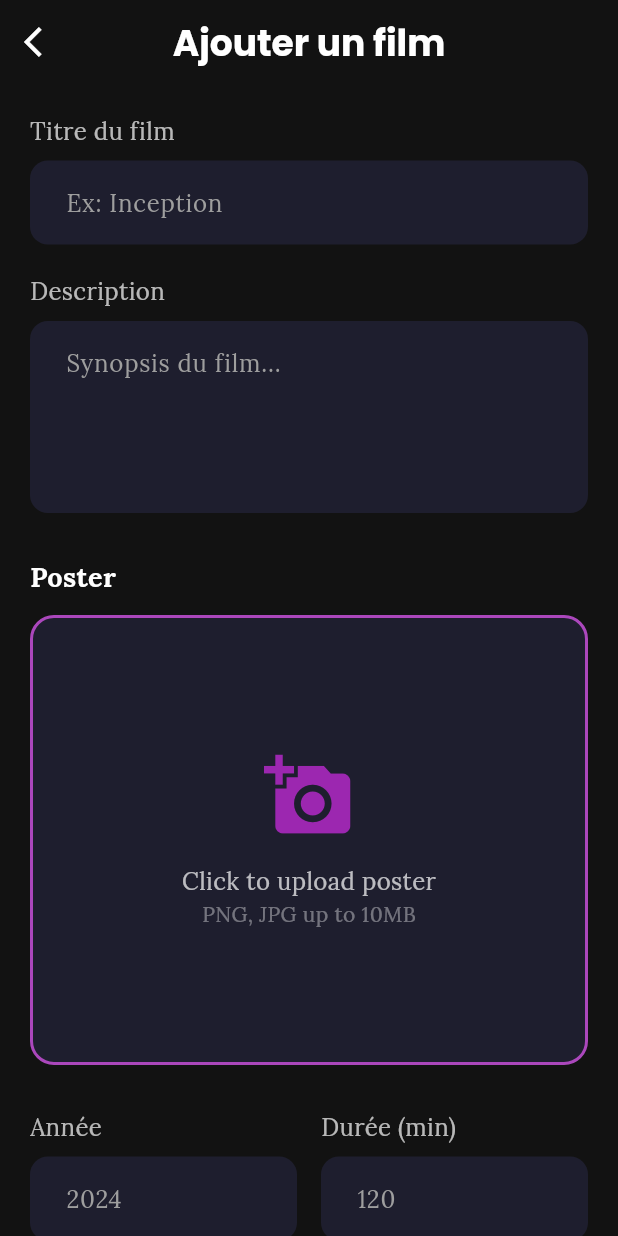
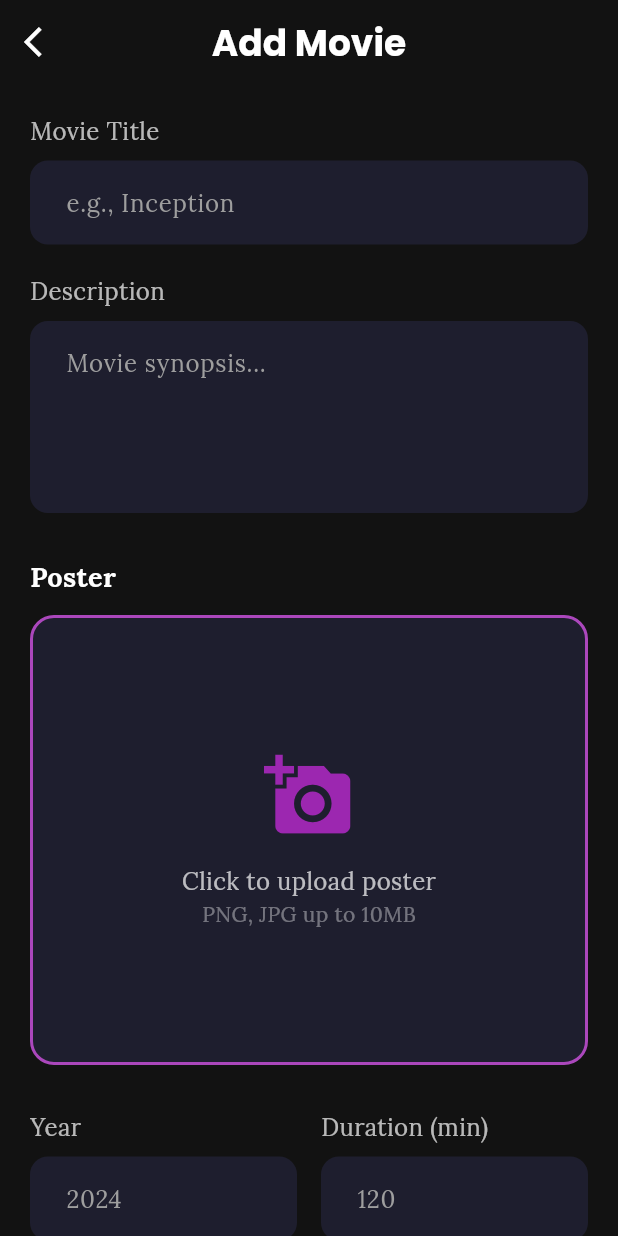
Before and after one commit to ChaymaSebri/movies_app, a Flutter app: the AddMovieScreen screen opened directly, on a phone screen of 412 x 824 dp. Run offline on Flutter 3.47's test engine with Material 3 defaults, Android fonts, the phone set to English and light mode, and no system bars; our stand-ins replace cached_network_image, cloud_firestore, email_validator, firebase_auth, firebase_core, flutter_dotenv and 2 more; missing offline and left inert: cloudinary_public; accounts and stored records are empty.

Commit message:
add movie screen

```diff
--- a/lib/config/app_router.dart
+++ b/lib/config/app_router.dart
@@ -7,12 +7,12 @@ import 'package:movies_app/screens/auth/profile_screen.dart';
 import 'package:movies_app/screens/auth/edit_profile_screen.dart';
 import 'package:movies_app/screens/auth/reset_password_screen.dart';
 
-
 import 'package:movies_app/screens/movies/movies_list_screen.dart';
 import 'package:movies_app/screens/movies/movie_detail_screen.dart';
 import 'package:movies_app/screens/movies/favorites_screen.dart';
 
 import 'package:movies_app/screens/admin+matching/admin_dashboard_screen.dart';
+import 'package:movies_app/screens/admin/add_movie_screen.dart';
 import 'package:movies_app/screens/admin+matching/matching_screen.dart';
 import 'package:movies_app/screens/admin+matching/match_detail_screen.dart';
 
@@ -30,6 +30,7 @@ class AppRouter {
       AppRoutes.favorites: (context) => const FavoritesScreen(),
 
       AppRoutes.adminDashboard: (context) => const AdminDashboardScreen(),
+      AppRoutes.addMovie: (context) => const AddMovieScreen(),
 
       AppRoutes.matching: (context) => const MatchingPage(),
       AppRoutes.matchDetail: (context) {
--- a/lib/constants/app_routes.dart
+++ b/lib/constants/app_routes.dart
@@ -13,6 +13,7 @@ class AppRoutes {
 
   // Admin
   static const String adminDashboard = '/admin-dashboard';
+  static const String addMovie = '/add-movie';
 
   // Matching
   static const String matching = '/matching';
--- a/lib/screens/admin/add_movie_screen.dart
+++ b/lib/screens/admin/add_movie_screen.dart
@@ -9,7 +9,8 @@ import '../../models/movie_model.dart';
 
 class AddMovieScreen extends StatefulWidget {
   const AddMovieScreen({Key? key}) : super(key: key);
-  @override State<AddMovieScreen> createState() => _AddMovieScreenState();
+  @override
+  State<AddMovieScreen> createState() => _AddMovieScreenState();
 }
 
 class _AddMovieScreenState extends State<AddMovieScreen> {
@@ -28,15 +29,42 @@ class _AddMovieScreenState extends State<AddMovieScreen> {
 
   final List<String> _categories = ['Popular', 'Top Rated', 'Upcoming'];
   final List<String> _allGenres = [
-    'Action', 'Adventure', 'Comedy', 'Crime', 'Drama', 'Fantasy',
-    'Horror', 'Mystery', 'Romance', 'Sci-Fi', 'Thriller', 'Biography', 'History'
+    'Action',
+    'Adventure',
+    'Comedy',
+    'Crime',
+    'Drama',
+    'Fantasy',
+    'Horror',
+    'Mystery',
+    'Romance',
+    'Sci-Fi',
+    'Thriller',
+    'Biography',
+    'History'
   ];
 
   final ImagePicker _picker = ImagePicker();
-  final cloudinary = CloudinaryPublic(
+  late final CloudinaryPublic cloudinary;
+
+  @override
+  void initState() {
+    super.initState();
+    cloudinary = CloudinaryPublic(
       dotenv.env['CLOUDINARY_CLOUD_NAME']!,
       dotenv.env['CLOUDINARY_UPLOAD_PRESET']!,
     );
+  }
+
+  @override
+  void dispose() {
+    _titleController.dispose();
+    _descriptionController.dispose();
+    _yearController.dispose();
+    _durationController.dispose();
+    _ratingController.dispose();
+    super.dispose();
+  }
 
   Future<void> _pickImage() async {
     final XFile? image = await _picker.pickImage(
@@ -62,32 +90,48 @@ class _AddMovieScreenState extends State<AddMovieScreen> {
       );
       return response.secureUrl;
     } catch (e) {
+      if (mounted) {
         ScaffoldMessenger.of(context).showSnackBar(
-        SnackBar(content: Text("Erreur upload: $e"), backgroundColor: Colors.red),
+          SnackBar(
+            content: Text("Upload error: $e"),
+            backgroundColor: Colors.red,
+          ),
         );
+      }
       return null;
     } finally {
+      if (mounted) {
         setState(() => _isUploading = false);
+      }
     }
   }
 
   Future<void> _addMovie() async {
     if (!_formKey.currentState!.validate()) return;
     if (_selectedGenres.isEmpty) {
-      ScaffoldMessenger.of(context).showSnackBar(const SnackBar(content: Text("Choisis un genre")));
+      ScaffoldMessenger.of(context).showSnackBar(
+        const SnackBar(content: Text("Please select at least one genre")),
+      );
       return;
     }
     if (_selectedImage == null) {
-      ScaffoldMessenger.of(context).showSnackBar(const SnackBar(content: Text("Ajoute une affiche !")));
+      ScaffoldMessenger.of(context).showSnackBar(
+        const SnackBar(content: Text("Please add a poster image")),
+      );
       return;
     }
 
     setState(() => _isUploading = true);
     final posterUrl = await _uploadImage();
-    if (posterUrl == null) return;
+    if (posterUrl == null) {
+      setState(() => _isUploading = false);
+      return;
+    }
 
-    final backdropUrl = posterUrl.replaceAll('/upload/', '/upload/w_1280,c_limit/');
+    final backdropUrl =
+        posterUrl.replaceAll('/upload/', '/upload/w_1280,c_limit/');
 
+    try {
       final movie = Movie(
         id: DateTime.now().millisecondsSinceEpoch.toString(),
         title: _titleController.text.trim(),
@@ -103,18 +147,36 @@ class _AddMovieScreenState extends State<AddMovieScreen> {
         category: _selectedCategory,
       );
 
-    await FirebaseFirestore.instance.collection('movies').add(movie.toFirestoreMap());
+      await FirebaseFirestore.instance
+          .collection('movies')
+          .add(movie.toFirestoreMap());
 
       if (mounted) {
         ScaffoldMessenger.of(context).showSnackBar(
-        const SnackBar(content: Text("Film ajouté !"), backgroundColor: Colors.green),
+          const SnackBar(
+            content: Text("Movie added successfully!"),
+            backgroundColor: Colors.green,
+          ),
         );
-      Navigator.pop(context);
+        Navigator.pop(context, true);
+      }
+    } catch (e) {
+      if (mounted) {
+        setState(() => _isUploading = false);
+        ScaffoldMessenger.of(context).showSnackBar(
+          SnackBar(
+            content: Text("Error adding movie: $e"),
+            backgroundColor: Colors.red,
+          ),
+        );
+      }
     }
   }
 
   @override
   Widget build(BuildContext context) {
+    final theme = Theme.of(context);
+
     return Scaffold(
       backgroundColor: const Color(0xFF121212),
       appBar: AppBar(
@@ -124,7 +186,14 @@ class _AddMovieScreenState extends State<AddMovieScreen> {
           icon: const Icon(Icons.arrow_back_ios, color: Colors.white),
           onPressed: () => Navigator.pop(context),
         ),
-        title: const Text("Ajouter un film", style: TextStyle(color: Colors.white, fontSize: 24, fontWeight: FontWeight.bold)),
+        title: const Text(
+          "Add Movie",
+          style: TextStyle(
+            color: Colors.white,
+            fontSize: 24,
+            fontWeight: FontWeight.bold,
+          ),
+        ),
         centerTitle: true,
       ),
       body: Form(
@@ -134,13 +203,29 @@ class _AddMovieScreenState extends State<AddMovieScreen> {
           child: Column(
             crossAxisAlignment: CrossAxisAlignment.start,
             children: [
-              _buildTextField(_titleController, "Titre du film", "Ex: Inception"),
+              _buildTextField(
+                _titleController,
+                "Movie Title",
+                "e.g., Inception",
+              ),
               const SizedBox(height: 20),
-              _buildTextField(_descriptionController, "Description", "Synopsis du film...", maxLines: 4),
+              _buildTextField(
+                _descriptionController,
+                "Description",
+                "Movie synopsis...",
+                maxLines: 4,
+              ),
               const SizedBox(height: 30),
 
               // POSTER
-              const Text("Poster", style: TextStyle(color: Colors.white, fontSize: 18, fontWeight: FontWeight.bold)),
+              const Text(
+                "Poster",
+                style: TextStyle(
+                  color: Colors.white,
+                  fontSize: 18,
+                  fontWeight: FontWeight.bold,
+                ),
+              ),
               const SizedBox(height: 12),
               GestureDetector(
                 onTap: _pickImage,
@@ -156,30 +241,78 @@ class _AddMovieScreenState extends State<AddMovieScreen> {
                       ? Column(
                           mainAxisAlignment: MainAxisAlignment.center,
                           children: const [
-                      Icon(Icons.add_a_photo, size: 60, color: Colors.purple),
+                            Icon(
+                              Icons.add_a_photo,
+                              size: 60,
+                              color: Colors.purple,
+                            ),
                             SizedBox(height: 16),
-                      Text("Click to upload poster", style: TextStyle(color: Colors.white70, fontSize: 16)),
-                      Text("PNG, JPG up to 10MB", style: TextStyle(color: Colors.white38, fontSize: 14)),
+                            Text(
+                              "Click to upload poster",
+                              style: TextStyle(
+                                color: Colors.white70,
+                                fontSize: 16,
+                              ),
+                            ),
+                            Text(
+                              "PNG, JPG up to 10MB",
+                              style: TextStyle(
+                                color: Colors.white38,
+                                fontSize: 14,
+                              ),
+                            ),
                           ],
                         )
                       : ClipRRect(
                           borderRadius: BorderRadius.circular(14),
-                    child: Image.file(_selectedImage!, fit: BoxFit.cover),
+                          child: Image.file(
+                            _selectedImage!,
+                            fit: BoxFit.cover,
+                          ),
                         ),
                 ),
               ),
               const SizedBox(height: 30),
 
-              Row(children: [
-                Expanded(child: _buildTextField(_yearController, "Année", "2024", keyboardType: TextInputType.number)),
+              Row(
+                children: [
+                  Expanded(
+                    child: _buildTextField(
+                      _yearController,
+                      "Year",
+                      "2024",
+                      keyboardType: TextInputType.number,
+                    ),
+                  ),
                   const SizedBox(width: 16),
-                Expanded(child: _buildTextField(_durationController, "Durée (min)", "120", keyboardType: TextInputType.number)),
-              ]),
+                  Expanded(
+                    child: _buildTextField(
+                      _durationController,
+                      "Duration (min)",
+                      "120",
+                      keyboardType: TextInputType.number,
+                    ),
+                  ),
+                ],
+              ),
               const SizedBox(height: 20),
-              _buildTextField(_ratingController, "Note (sur 10)", "8.5", keyboardType: TextInputType.numberWithOptions(decimal: true)),
+              _buildTextField(
+                _ratingController,
+                "Rating (out of 10)",
+                "8.5",
+                keyboardType:
+                    const TextInputType.numberWithOptions(decimal: true),
+              ),
 
               const SizedBox(height: 30),
-              const Text("Catégorie", style: TextStyle(color: Colors.white, fontSize: 18, fontWeight: FontWeight.bold)),
+              const Text(
+                "Category",
+                style: TextStyle(
+                  color: Colors.white,
+                  fontSize: 18,
+                  fontWeight: FontWeight.bold,
+                ),
+              ),
               const SizedBox(height: 12),
               Wrap(
                 spacing: 12,
@@ -190,14 +323,23 @@ class _AddMovieScreenState extends State<AddMovieScreen> {
                     selected: selected,
                     selectedColor: Colors.purple,
                     backgroundColor: Colors.grey[800],
-                    labelStyle: TextStyle(color: selected ? Colors.white : Colors.white70),
+                    labelStyle: TextStyle(
+                      color: selected ? Colors.white : Colors.white70,
+                    ),
                     onSelected: (_) => setState(() => _selectedCategory = cat),
                   );
                 }).toList(),
               ),
 
               const SizedBox(height: 30),
-              const Text("Genres", style: TextStyle(color: Colors.white, fontSize: 18, fontWeight: FontWeight.bold)),
+              const Text(
+                "Genres",
+                style: TextStyle(
+                  color: Colors.white,
+                  fontSize: 18,
+                  fontWeight: FontWeight.bold,
+                ),
+              ),
               const SizedBox(height: 12),
               Wrap(
                 spacing: 10,
@@ -210,14 +352,18 @@ class _AddMovieScreenState extends State<AddMovieScreen> {
                     selectedColor: Colors.purple,
                     backgroundColor: Colors.grey[800],
                     labelStyle: const TextStyle(color: Colors.white),
-                    onSelected: (v) => setState(() => v ? _selectedGenres.add(g) : _selectedGenres.remove(g)),
+                    onSelected: (v) => setState(
+                      () => v
+                          ? _selectedGenres.add(g)
+                          : _selectedGenres.remove(g),
+                    ),
                   );
                 }).toList(),
               ),
 
               const SizedBox(height: 40),
 
-              // BOUTON FIXE EN BAS DU FORMULAIRE
+              // ADD BUTTON
               SizedBox(
                 width: double.infinity,
                 height: 56,
@@ -225,23 +371,33 @@ class _AddMovieScreenState extends State<AddMovieScreen> {
                   onPressed: _isUploading ? null : _addMovie,
                   style: ElevatedButton.styleFrom(
                     backgroundColor: Colors.purple,
-                    shape: RoundedRectangleBorder(borderRadius: BorderRadius.circular(30)),
+                    disabledBackgroundColor: Colors.purple.shade700,
+                    shape: RoundedRectangleBorder(
+                      borderRadius: BorderRadius.circular(30),
+                    ),
                     elevation: 8,
                   ),
                   child: _isUploading
                       ? const SizedBox(
                           width: 24,
                           height: 24,
-                    child: CircularProgressIndicator(color: Colors.white, strokeWidth: 3),
+                          child: CircularProgressIndicator(
+                            color: Colors.white,
+                            strokeWidth: 3,
+                          ),
                         )
                       : const Text(
-                    "Ajouter le film",
-                    style: TextStyle(fontSize: 18, fontWeight: FontWeight.bold, color: Colors.white),
+                          "Add Movie",
+                          style: TextStyle(
+                            fontSize: 18,
+                            fontWeight: FontWeight.bold,
+                            color: Colors.white,
+                          ),
                         ),
                 ),
               ),
 
-              const SizedBox(height: 40), // Pour le clavier
+              const SizedBox(height: 40),
             ],
           ),
         ),
@@ -249,11 +405,20 @@ class _AddMovieScreenState extends State<AddMovieScreen> {
     );
   }
 
-  Widget _buildTextField(TextEditingController c, String label, String hint, {int maxLines = 1, TextInputType? keyboardType}) {
+  Widget _buildTextField(
+    TextEditingController c,
+    String label,
+    String hint, {
+    int maxLines = 1,
+    TextInputType? keyboardType,
+  }) {
     return Column(
       crossAxisAlignment: CrossAxisAlignment.start,
       children: [
-        Text(label, style: const TextStyle(color: Colors.white70, fontSize: 16)),
+        Text(
+          label,
+          style: const TextStyle(color: Colors.white70, fontSize: 16),
+        ),
         const SizedBox(height: 8),
         TextFormField(
           controller: c,
@@ -265,10 +430,16 @@ class _AddMovieScreenState extends State<AddMovieScreen> {
             hintStyle: const TextStyle(color: Colors.grey),
             filled: true,
             fillColor: const Color(0xFF1E1E2E),
-            border: OutlineInputBorder(borderRadius: BorderRadius.circular(12), borderSide: BorderSide.none),
-            contentPadding: const EdgeInsets.symmetric(horizontal: 20, vertical: 16),
+            border: OutlineInputBorder(
+              borderRadius: BorderRadius.circular(12),
+              borderSide: BorderSide.none,
             ),
-          validator: (v) => v?.trim().isEmpty == true ? "Requis" : null,
+            contentPadding: const EdgeInsets.symmetric(
+              horizontal: 20,
+              vertical: 16,
+            ),
+          ),
+          validator: (v) => v?.trim().isEmpty == true ? "Required" : null,
         ),
       ],
     );
```
Also changed, not shown: lib/screens/admin+matching/admin_dashboard_screen.dart (+15 -84 lines). Lines whose indentation alone changed are shown as unchanged.
